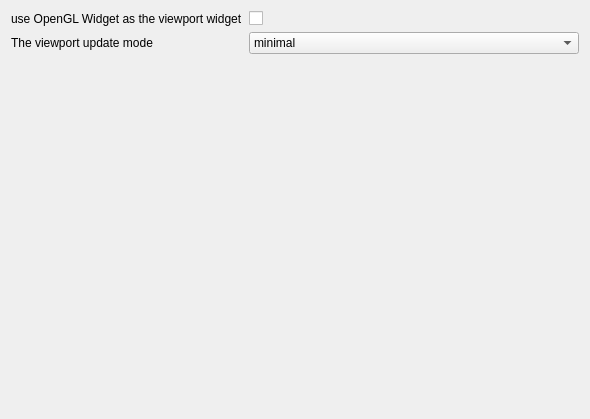
Old version of the form src/thewall/graphicssettingdialog.ui in the repository sungwonnam/SAGENext.
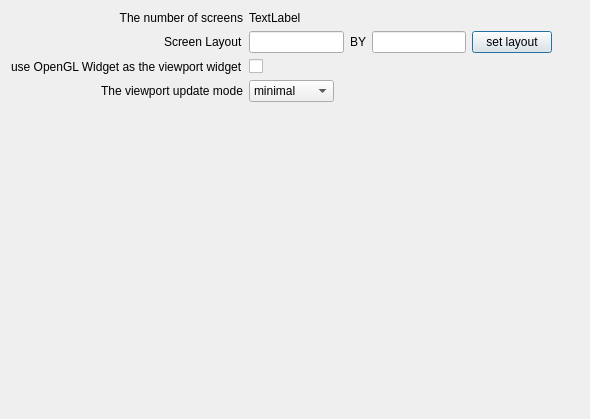
New version of the form.

Commit message: multiple screen: incomplete commit

What changed in the file:
```diff
--- a/src/thewall/graphicssettingdialog.ui
+++ b/src/thewall/graphicssettingdialog.ui
@@ -14,28 +14,97 @@
    <string>Dialog</string>
   </property>
   <layout class="QFormLayout" name="formLayout">
+   <property name="fieldGrowthPolicy">
+    <enum>QFormLayout::AllNonFixedFieldsGrow</enum>
+   </property>
+   <property name="labelAlignment">
+    <set>Qt::AlignRight|Qt::AlignTrailing|Qt::AlignVCenter</set>
+   </property>
    <item row="0" column="0">
+    <widget class="QLabel" name="label_3">
+     <property name="text">
+      <string>The number of screens</string>
+     </property>
+     <property name="alignment">
+      <set>Qt::AlignRight|Qt::AlignTrailing|Qt::AlignVCenter</set>
+     </property>
+    </widget>
+   </item>
+   <item row="0" column="1">
+    <widget class="QLabel" name="numScreenLabel">
+     <property name="text">
+      <string>TextLabel</string>
+     </property>
+    </widget>
+   </item>
+   <item row="1" column="0">
+    <widget class="QLabel" name="layoutLabel">
+     <property name="text">
+      <string>Screen Layout</string>
+     </property>
+    </widget>
+   </item>
+   <item row="1" column="1">
+    <layout class="QHBoxLayout" name="horizontalLayout">
+     <item>
+      <widget class="QLineEdit" name="dimx"/>
+     </item>
+     <item>
+      <widget class="QLabel" name="label_5">
+       <property name="text">
+        <string>BY</string>
+       </property>
+      </widget>
+     </item>
+     <item>
+      <widget class="QLineEdit" name="dimy"/>
+     </item>
+     <item>
+      <widget class="QPushButton" name="setLayoutButton">
+       <property name="text">
+        <string>set layout</string>
+       </property>
+      </widget>
+     </item>
+     <item>
+      <spacer name="horizontalSpacer">
+       <property name="orientation">
+        <enum>Qt::Horizontal</enum>
+       </property>
+       <property name="sizeHint" stdset="0">
+        <size>
+         <width>40</width>
+         <height>20</height>
+        </size>
+       </property>
+      </spacer>
+     </item>
+    </layout>
+   </item>
+   <item row="2" column="0">
     <widget class="QLabel" name="label">
      <property name="text">
       <string>use OpenGL Widget as the viewport widget</string>
      </property>
     </widget>
    </item>
-   <item row="0" column="1">
+   <item row="2" column="1">
     <widget class="QCheckBox" name="openglviewportCheckBox">
      <property name="text">
       <string/>
      </property>
     </widget>
    </item>
-   <item row="1" column="0">
+   <item row="3" column="0">
     <widget class="QLabel" name="label_2">
      <property name="text">
       <string>The viewport update mode</string>
      </property>
     </widget>
    </item>
-   <item row="1" column="1">
+   <item row="3" column="1">
+    <layout class="QHBoxLayout" name="horizontalLayout_2">
+     <item>
     <widget class="QComboBox" name="viewportUpdateComboBox">
      <item>
       <property name="text">
@@ -58,6 +127,21 @@
       </property>
      </item>
     </widget>
+     </item>
+     <item>
+      <spacer name="horizontalSpacer_2">
+       <property name="orientation">
+        <enum>Qt::Horizontal</enum>
+       </property>
+       <property name="sizeHint" stdset="0">
+        <size>
+         <width>40</width>
+         <height>20</height>
+        </size>
+       </property>
+      </spacer>
+     </item>
+    </layout>
    </item>
   </layout>
  </widget>
```
Lines whose indentation alone changed are shown as unchanged. The commit also changes 6 other files.
